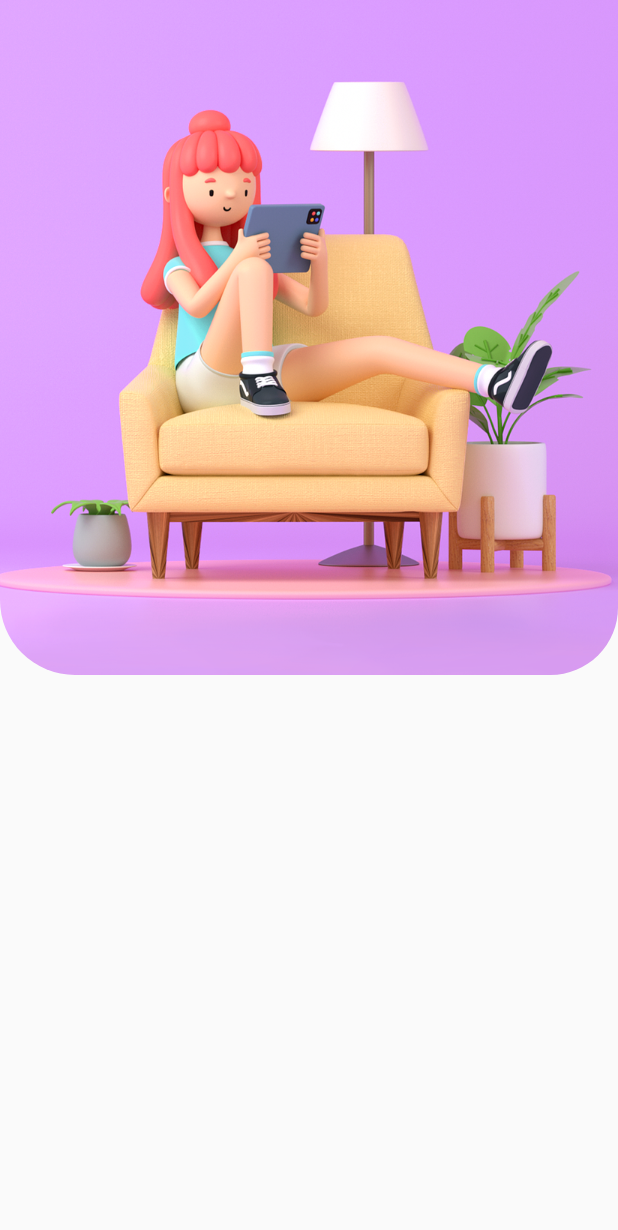
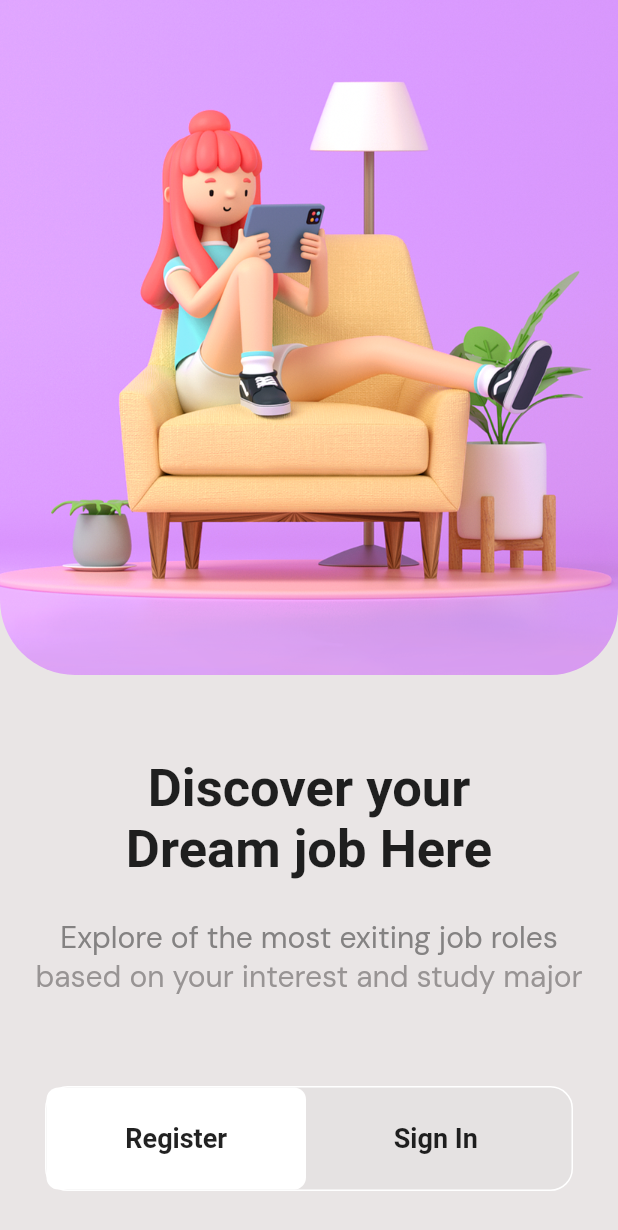
Before and after one commit to naji-ya/LOGIN-UI, a Flutter app: the screen it shows after launch, on a phone screen of 412 x 824 dp. Shown: the top 1230 px of the screen. Run offline on Flutter 3.47's test engine with Material 2 defaults, Android fonts, the phone set to English and light mode, and no system bars; our stand-ins replace google_fonts.

Commit message:
Home page completed

```diff
--- a/lib/screens/homePage.dart
+++ b/lib/screens/homePage.dart
@@ -1,4 +1,7 @@
 import 'package:flutter/material.dart';
+import 'package:google_fonts/google_fonts.dart';
+
+import '../utils/button.dart';
 
 class HomePage extends StatelessWidget {
   const HomePage({super.key});
@@ -6,7 +9,11 @@ class HomePage extends StatelessWidget {
   @override
   Widget build(BuildContext context) {
     return Scaffold(
-      body: SizedBox(
+      backgroundColor: const Color.fromARGB(235, 231, 227, 227),
+      // image
+      body: Column(
+        children: [
+          SizedBox(
             height: 450,
             child: ClipRRect(
               borderRadius: const BorderRadius.only(
@@ -19,6 +26,51 @@ class HomePage extends StatelessWidget {
               ),
             ),
           ),
+          const SizedBox(
+            height: 55,
+          ),
+// text to discover
+
+          const Text("Discover your",
+              style: TextStyle(
+                fontSize: 35,
+                fontWeight: FontWeight.bold,
+              )),
+          const Text(
+            "Dream job Here",
+            style: TextStyle(
+              fontSize: 35,
+              fontWeight: FontWeight.bold,
+            ),
+          ),
+
+          const SizedBox(
+            height: 25,
+          ),
+          // small text
+
+          Text(
+            "Explore of the most exiting job roles",
+            style: GoogleFonts.dmSans(
+                fontSize: 20, color: const Color.fromARGB(255, 132, 130, 130)),
+          ),
+          Text(
+            "based on your interest and study major",
+            style: GoogleFonts.dmSans(
+                fontSize: 20, color: const Color.fromARGB(255, 152, 148, 148)),
+          ),
+
+          const SizedBox(
+            height: 30,
+          ),
+          // button
+
+          const Padding(
+            padding: EdgeInsets.all(30.0),
+            child: Button(),
+          ),
+        ],
+      ),
     );
   }
 }
--- /dev/null
+++ b/lib/utils/button.dart
@@ -0,0 +1,59 @@
+import 'package:flutter/material.dart';
+
+class Button extends StatefulWidget {
+  const Button({super.key});
+
+  @override
+  State<Button> createState() => _ButtonState();
+}
+
+class _ButtonState extends State<Button> {
+  @override
+  Widget build(BuildContext context) {
+    return Container(
+      height: 70,
+      width: 400,
+      decoration: BoxDecoration(
+        color: const Color.fromARGB(233, 228, 225, 225),
+        borderRadius: BorderRadius.circular(15),
+        border: Border.all(color: Colors.white),
+      ),
+      child: Row(children: [
+        // register button
+        Container(
+          height: 70,
+          width: 173,
+          decoration: BoxDecoration(
+              borderRadius: BorderRadius.circular(8), color: Colors.white),
+          child: const Padding(
+            padding: EdgeInsets.all(20.0),
+            child: Center(
+              child: Text(
+                "Register",
+                style: TextStyle(fontSize: 18, fontWeight: FontWeight.bold),
+              ),
+            ),
+          ),
+        ),
+
+        // login button
+        Container(
+          height: 70,
+          width: 173,
+          decoration: BoxDecoration(
+            borderRadius: BorderRadius.circular(8),
+          ),
+          child: const Padding(
+            padding: EdgeInsets.all(20),
+            child: Center(
+              child: Text(
+                "Sign In",
+                style: TextStyle(fontSize: 18, fontWeight: FontWeight.bold),
+              ),
+            ),
+          ),
+        ),
+      ]),
+    );
+  }
+}
--- a/pubspec.yaml
+++ b/pubspec.yaml
@@ -36,6 +36,7 @@ dependencies:
   # The following adds the Cupertino Icons font to your application.
   # Use with the CupertinoIcons class for iOS style icons.
   cupertino_icons: ^1.0.2
+  google_fonts: ^4.0.4
 
 dev_dependencies:
   flutter_test:
```
Also changed, not shown: pubspec.lock, 1 other file. Lines whose indentation alone changed are shown as unchanged.
